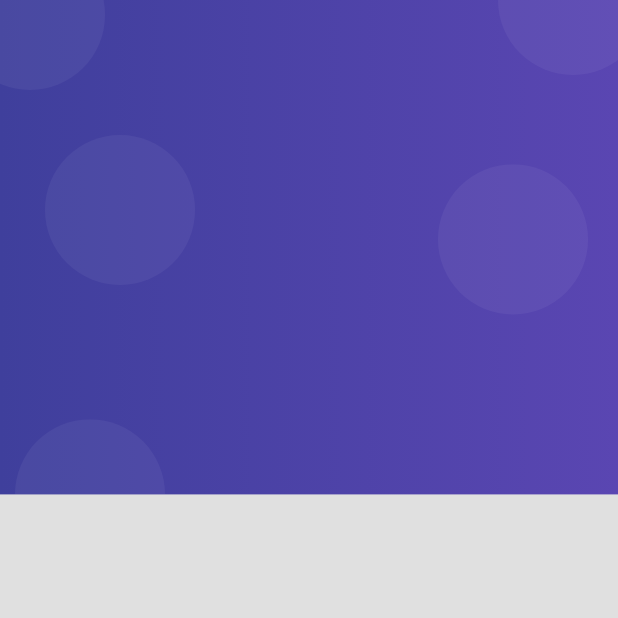
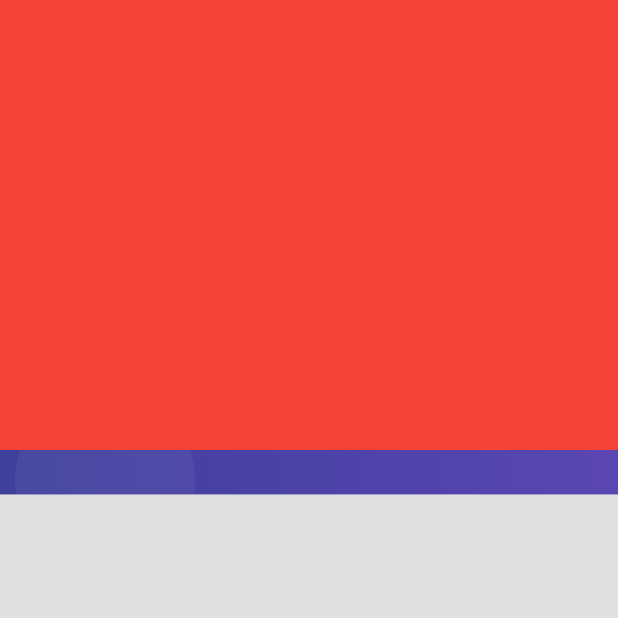
Before and after one commit to Cesarcceo/aplicacion_productos, a Flutter app: the screen it shows after launch, on a phone screen of 412 x 824 dp, the top half of it. Run offline on Flutter 3.47's test engine with Material 3 defaults, Android fonts, the phone set to English and light mode, and no system bars.

Commit message:
Cosmetic (auth_background.dart, login_screen.dart): :lipstick: se agrego un icono flotante al login_screen

```diff
--- a/lib/screens/login_sreen.dart
+++ b/lib/screens/login_sreen.dart
@@ -7,7 +7,13 @@ class LoginScreen extends StatelessWidget {
   @override
   Widget build(BuildContext context) {
     return Scaffold(
-      body: AuthBackground()
+      body: AuthBackground(
+        child: Container(
+          width: double.infinity,
+          height: 300,
+          color: Colors.red,
+        ),
+      )
    );
   }
 }
--- a/lib/widgets/auth_backgroun.dart
+++ b/lib/widgets/auth_backgroun.dart
@@ -1,6 +1,11 @@
 import 'package:flutter/material.dart';
+import 'package:flutter/widgets.dart';
 
 class AuthBackground extends StatelessWidget {
+
+  final Widget child;
+
+  const AuthBackground({super.key, required this.child});
 
   @override
   Widget build(BuildContext context) {
@@ -10,7 +15,18 @@ class AuthBackground extends StatelessWidget {
       height: double.infinity,
       child: Stack(
         children: [
-          _PuerpleBox()
+          _PuerpleBox(),
+
+          SafeArea(
+            child: Container(
+              width: double.infinity,
+              margin: EdgeInsets.only(top: 30),
+              child: Icon(Icons.person_pin, color: Colors.white, size: 100,),
+            ),
+          ),
+
+          child
+
         ],
       ),
     );
@@ -57,8 +73,8 @@ class _Bubble extends StatelessWidget {
   @override
   Widget build(BuildContext context) {
     return Container(
-      width: 100,
-      height: 100,
+      width: 120,
+      height: 120,
       decoration: BoxDecoration(
         borderRadius: BorderRadius.circular(100),
         color: Color.fromRGBO(255, 255, 255, 0.05)
```
